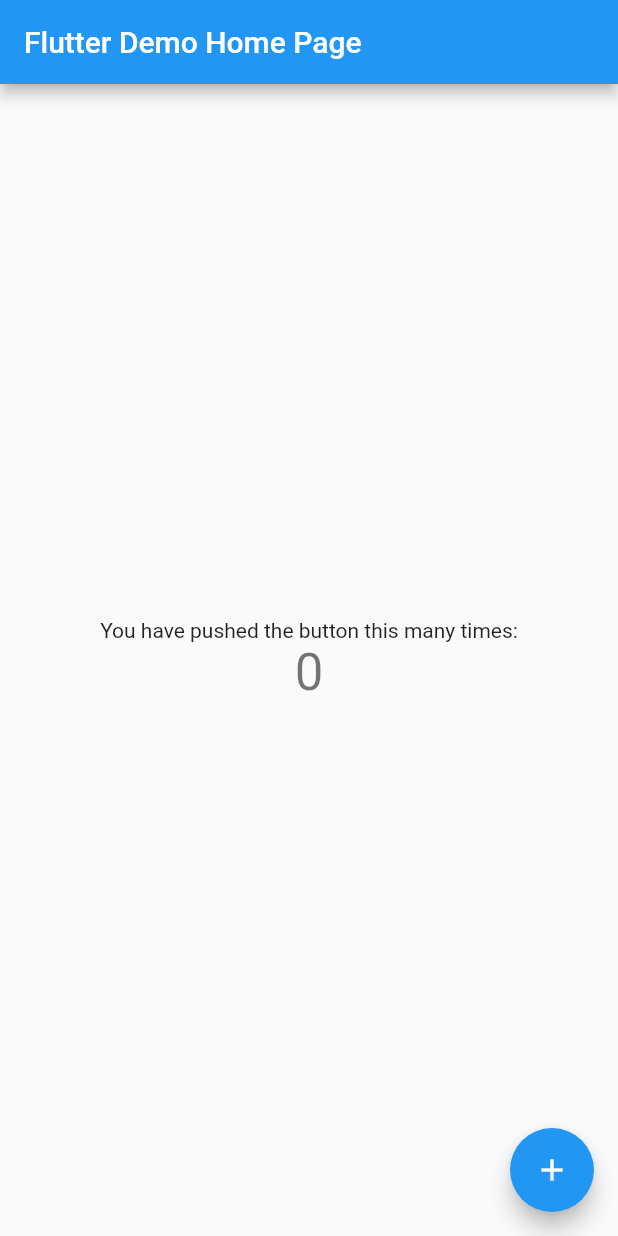
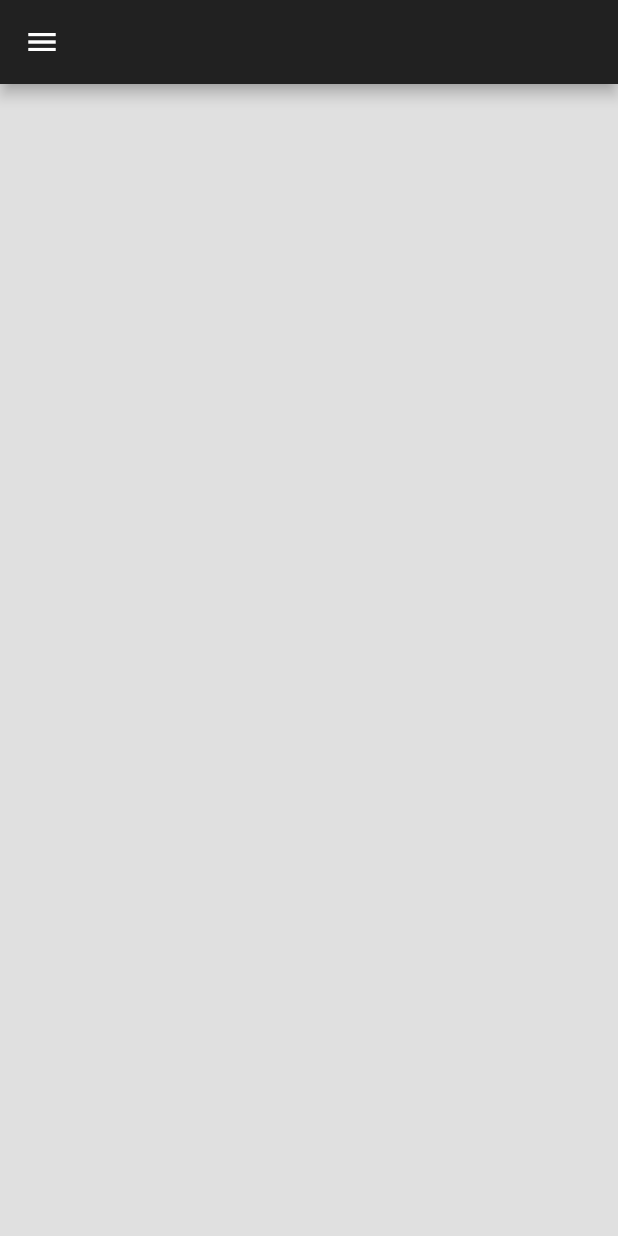
Before and after one commit to sha-zha/cnl_desktop, a Flutter app: the screen it shows after launch, on a phone screen of 412 x 824 dp. Run offline on Flutter 3.47's test engine with Material 2 defaults, Android fonts, the phone set to English and light mode, and no system bars.

Commit message:
mise en place menu responsif

```diff
--- /dev/null
+++ b/lib/layout/myAppBar.dart
@@ -0,0 +1,39 @@
+import 'package:flutter/material.dart';
+
+var defaultBackgroundColor = Colors.grey[300];
+var appBarColor = Colors.grey[900];
+var myAppBar = AppBar(
+  backgroundColor: appBarColor,
+  title: Text(' '),
+  centerTitle: false,
+);
+
+var tilePadding = const EdgeInsets.only(left: 8.0, right: 8, top: 8);
+var drawerTextColor = TextStyle(
+  color: Colors.grey[600],
+);
+
+var myDrawer = Drawer(
+        backgroundColor: Colors.grey[300],
+        elevation: 0,
+        child: Column(
+          children: [
+            DrawerHeader(
+              child: Icon(
+                Icons.favorite,
+                size: 64,
+              ),
+            ),
+            Padding(
+              padding: tilePadding,
+              child: ListTile(
+                leading: Icon(Icons.home),
+                title: Text(
+                  'D A S H B O A R D',
+                  style: drawerTextColor,
+                ),
+              ),
+            ),
+          ],
+        ),
+      );
--- a/lib/main.dart
+++ b/lib/main.dart
@@ -1,4 +1,7 @@
 import 'package:flutter/material.dart';
+import 'responsive/layout.dart';
+import 'responsive/desktop.dart';
+import 'responsive/tablet.dart';
 
 void main() {
   runApp(const MyApp());
@@ -7,109 +10,15 @@
 class MyApp extends StatelessWidget {
   const MyApp({Key? key}) : super(key: key);
 
-  // This widget is the root of your application.
   @override
   Widget build(BuildContext context) {
     return MaterialApp(
-      title: 'Flutter Demo',
-      theme: ThemeData(
-        // This is the theme of your application.
-        //
-        // Try running your application with "flutter run". You'll see the
-        // application has a blue toolbar. Then, without quitting the app, try
-        // changing the primarySwatch below to Colors.green and then invoke
-        // "hot reload" (press "r" in the console where you ran "flutter run",
-        // or simply save your changes to "hot reload" in a Flutter IDE).
-        // Notice that the counter didn't reset back to zero; the application
-        // is not restarted.
-        primarySwatch: Colors.blue,
+      debugShowCheckedModeBanner: false,
+      theme: ThemeData(primarySwatch: Colors.green),
+      home: ResponsiveLayout(
+        tabletBody: const TabletScaffold(),
+        desktopBody: const DesktopScaffold(),
       ),
-      home: const MyHomePage(title: 'Flutter Demo Home Page'),
     );
   }
 }
-
-class MyHomePage extends StatefulWidget {
-  const MyHomePage({Key? key, required this.title}) : super(key: key);
-
-  // This widget is the home page of your application. It is stateful, meaning
-  // that it has a State object (defined below) that contains fields that affect
-  // how it looks.
-
-  // This class is the configuration for the state. It holds the values (in this
-  // case the title) provided by the parent (in this case the App widget) and
-  // used by the build method of the State. Fields in a Widget subclass are
-  // always marked "final".
-
-  final String title;
-
-  @override
-  State<MyHomePage> createState() => _MyHomePageState();
-}
-
-class _MyHomePageState extends State<MyHomePage> {
-  int _counter = 0;
-
-  void _incrementCounter() {
-    setState(() {
-      // This call to setState tells the Flutter framework that something has
-      // changed in this State, which causes it to rerun the build method below
-      // so that the display can reflect the updated values. If we changed
-      // _counter without calling setState(), then the build method would not be
-      // called again, and so nothing would appear to happen.
-      _counter++;
-    });
-  }
-
-  @override
-  Widget build(BuildContext context) {
-    // This method is rerun every time setState is called, for instance as done
-    // by the _incrementCounter method above.
-    //
-    // The Flutter framework has been optimized to make rerunning build methods
-    // fast, so that you can just rebuild anything that needs updating rather
-    // than having to individually change instances of widgets.
-    return Scaffold(
-      appBar: AppBar(
-        // Here we take the value from the MyHomePage object that was created by
-        // the App.build method, and use it to set our appbar title.
-        title: Text(widget.title),
-      ),
-      body: Center(
-        // Center is a layout widget. It takes a single child and positions it
-        // in the middle of the parent.
-        child: Column(
-          // Column is also a layout widget. It takes a list of children and
-          // arranges them vertically. By default, it sizes itself to fit its
-          // children horizontally, and tries to be as tall as its parent.
-          //
-          // Invoke "debug painting" (press "p" in the console, choose the
-          // "Toggle Debug Paint" action from the Flutter Inspector in Android
-          // Studio, or the "Toggle Debug Paint" command in Visual Studio Code)
-          // to see the wireframe for each widget.
-          //
-          // Column has various properties to control how it sizes itself and
-          // how it positions its children. Here we use mainAxisAlignment to
-          // center the children vertically; the main axis here is the vertical
-          // axis because Columns are vertical (the cross axis would be
-          // horizontal).
-          mainAxisAlignment: MainAxisAlignment.center,
-          children: <Widget>[
-            const Text(
-              'You have pushed the button this many times:',
-            ),
-            Text(
-              '$_counter',
-              style: Theme.of(context).textTheme.headline4,
-            ),
-          ],
-        ),
-      ),
-      floatingActionButton: FloatingActionButton(
-        onPressed: _incrementCounter,
-        tooltip: 'Increment',
-        child: const Icon(Icons.add),
-      ), // This trailing comma makes auto-formatting nicer for build methods.
-    );
-  }
-}
--- /dev/null
+++ b/lib/responsive/desktop.dart
@@ -0,0 +1,52 @@
+import 'package:flutter/material.dart';
+import '../layout/myAppBar.dart';
+
+class DesktopScaffold extends StatefulWidget {
+  const DesktopScaffold({Key? key}) : super(key: key);
+
+  @override
+  State<DesktopScaffold> createState() => _DesktopScaffoldState();
+}
+
+class _DesktopScaffoldState extends State<DesktopScaffold> {
+  @override
+  Widget build(BuildContext context) {
+    return Scaffold(
+      backgroundColor: defaultBackgroundColor,
+      appBar: myAppBar,
+      body: Padding(
+        padding: const EdgeInsets.all(8.0),
+        child: Row(
+          crossAxisAlignment: CrossAxisAlignment.start,
+          children: [
+            // open drawer
+            myDrawer,
+
+            // first half of page
+            Expanded(
+              flex: 2,
+              child: Column(
+                children: [
+                  // first 4 boxes in grid
+
+                  // list of previous days
+
+                ],
+              ),
+            ),
+            // second half of page
+            Expanded(
+              child: Column(
+                children: [
+
+                  // list of stuff
+
+                ],
+              ),
+            ),
+          ],
+        ),
+      ),
+    );
+  }
+}
--- /dev/null
+++ b/lib/responsive/layout.dart
@@ -0,0 +1,24 @@
+import 'package:flutter/material.dart';
+
+class ResponsiveLayout extends StatelessWidget {
+  final Widget tabletBody;
+  final Widget desktopBody;
+
+  ResponsiveLayout({
+    required this.tabletBody,
+    required this.desktopBody,
+  });
+
+  @override
+  Widget build(BuildContext context) {
+    return LayoutBuilder(
+      builder: (context, constraints) {
+        if (constraints.maxWidth < 1100) {
+          return tabletBody;
+        } else {
+          return desktopBody;
+        }
+      },
+    );
+  }
+}
--- /dev/null
+++ b/lib/responsive/tablet.dart
@@ -0,0 +1,31 @@
+import 'package:flutter/material.dart';
+import '../layout/myAppBar.dart';
+
+class TabletScaffold extends StatefulWidget {
+  const TabletScaffold({Key? key}) : super(key: key);
+
+  @override
+  State<TabletScaffold> createState() => _TabletScaffoldState();
+}
+
+class _TabletScaffoldState extends State<TabletScaffold> {
+  @override
+  Widget build(BuildContext context) {
+    return Scaffold(
+      backgroundColor: defaultBackgroundColor,
+      appBar: myAppBar,
+      drawer: myDrawer,
+      body: Padding(
+        padding: const EdgeInsets.all(8.0),
+        child: Column(
+          children: [
+            // first 4 boxes in grid
+
+            // list of previous days
+
+          ],
+        ),
+      ),
+    );
+  }
+}
```
